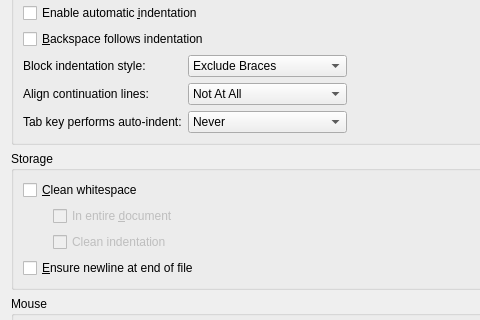
Qt form src/plugins/texteditor/behaviorsettingspage.ui (qt-creator/qt-creator) before a commit; both pictures show x 0 to 480 and y 95 to 415 of the 576 by 538 pixel window.
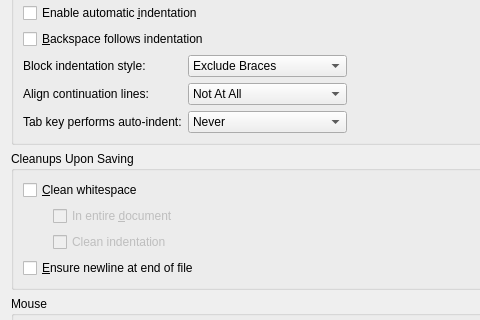
The same form after that commit.

Commit message: less bizarre title and tool tips for "storage" groupbox

Patch:
```diff
--- a/src/plugins/texteditor/behaviorsettingspage.ui
+++ b/src/plugins/texteditor/behaviorsettingspage.ui
@@ -308,7 +308,7 @@
    <item>
     <widget class="QGroupBox" name="groupBoxStorageSettings">
      <property name="title">
-      <string>Storage</string>
+      <string>Cleanups Upon Saving</string>
      </property>
      <layout class="QVBoxLayout" name="verticalLayout_3">
       <item>
```
Left out of the diff: 5 changed lines with no effect on the pictures.
